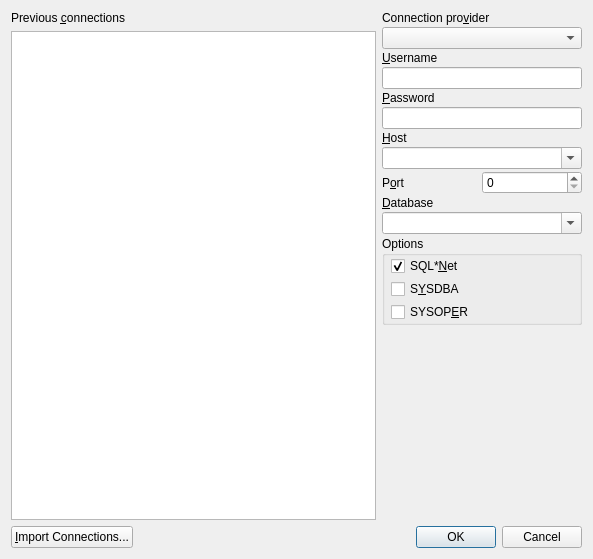
First picture: the form in src/tonewconnectionui.ui, repository tora-tool/tora, before the edit.
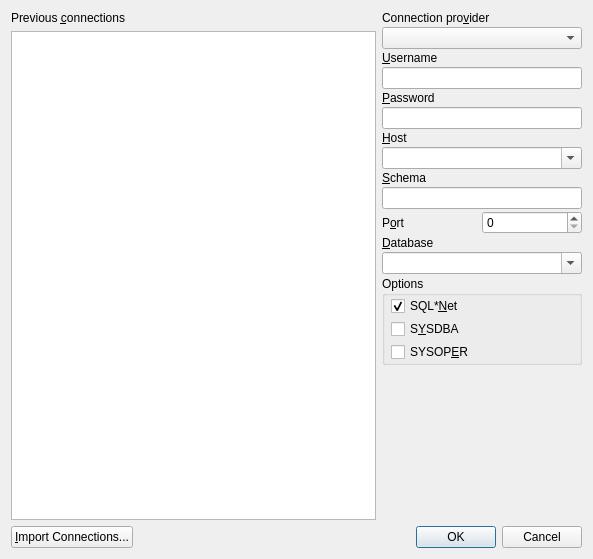
Second picture: the form after the edit.

Commit message: add code to allow storing a preferred schema with saved connections

```diff
--- a/src/tonewconnectionui.ui
+++ b/src/tonewconnectionui.ui
@@ -226,6 +226,44 @@
          </property>
         </widget>
        </item>
+       <item>
+        <widget class="QLabel" name="SchemaLabel" >
+         <property name="sizePolicy" >
+          <sizepolicy vsizetype="Fixed" hsizetype="Minimum" >
+           <horstretch>0</horstretch>
+           <verstretch>0</verstretch>
+          </sizepolicy>
+         </property>
+         <property name="toolTip" >
+          <string>Schema to switch to</string>
+         </property>
+         <property name="text" >
+          <string>&amp;Schema</string>
+         </property>
+         <property name="wordWrap" >
+          <bool>false</bool>
+         </property>
+         <property name="buddy" >
+          <cstring>Schema</cstring>
+         </property>
+        </widget>
+       </item>
+       <item>
+        <widget class="QLineEdit" name="Schema" >
+         <property name="sizePolicy" >
+          <sizepolicy vsizetype="Fixed" hsizetype="Minimum" >
+           <horstretch>0</horstretch>
+           <verstretch>0</verstretch>
+          </sizepolicy>
+         </property>
+         <property name="minimumSize" >
+          <size>
+           <width>200</width>
+           <height>0</height>
+          </size>
+         </property>
+        </widget>
+       </item>
        <item>
         <layout class="QHBoxLayout" >
          <property name="spacing" >
```
Left out of the diff: 5 changed lines with no effect on the pictures. The commit also changes 9 other files.
